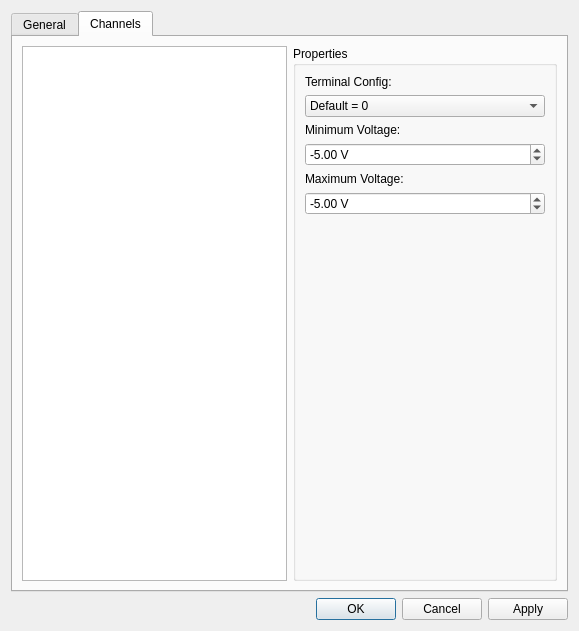
Above: niDAQmx/dialogNI-DAQmx.ui from itom-project/plugins before the change. Below: the same form after it.
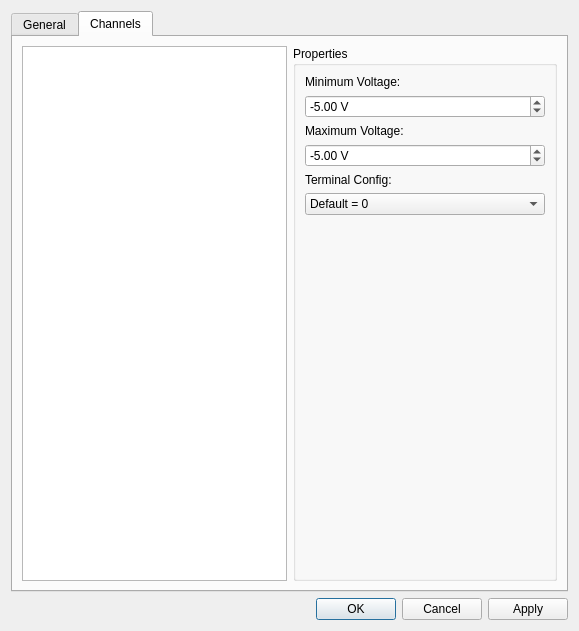
That is the form after the change. The open tabs and pages were chosen to show the change.

Commit message: more work on nidaqmx configuration dialog

Diff of the .ui file:
```diff
--- a/niDAQmx/dialogNI-DAQmx.ui
+++ b/niDAQmx/dialogNI-DAQmx.ui
@@ -359,7 +359,59 @@
          </property>
          <layout class="QVBoxLayout" name="verticalLayout_2">
           <item>
-           <widget class="QLabel" name="label_3">
+           <widget class="QLabel" name="lblMinimumVoltage">
+            <property name="text">
+             <string>Minimum Voltage:</string>
+            </property>
+           </widget>
+          </item>
+          <item>
+           <widget class="QDoubleSpinBox" name="doubleSpinMinimumVoltage">
+            <property name="suffix">
+             <string> V</string>
+            </property>
+            <property name="decimals">
+             <number>2</number>
+            </property>
+            <property name="minimum">
+             <double>-10000.000000000000000</double>
+            </property>
+            <property name="maximum">
+             <double>10000.000000000000000</double>
+            </property>
+            <property name="value">
+             <double>-5.000000000000000</double>
+            </property>
+           </widget>
+          </item>
+          <item>
+           <widget class="QLabel" name="lblMaximumVoltage">
+            <property name="text">
+             <string>Maximum Voltage:</string>
+            </property>
+           </widget>
+          </item>
+          <item>
+           <widget class="QDoubleSpinBox" name="doubleSpinMaximumVoltage">
+            <property name="suffix">
+             <string> V</string>
+            </property>
+            <property name="decimals">
+             <number>2</number>
+            </property>
+            <property name="minimum">
+             <double>-10000.000000000000000</double>
+            </property>
+            <property name="maximum">
+             <double>10000.000000000000000</double>
+            </property>
+            <property name="value">
+             <double>-5.000000000000000</double>
+            </property>
+           </widget>
+          </item>
+          <item>
+           <widget class="QLabel" name="lblTerminalConfig">
             <property name="text">
              <string>Terminal Config:</string>
             </property>
@@ -394,58 +446,6 @@
             </item>
            </widget>
           </item>
-          <item>
-           <widget class="QLabel" name="label_2">
-            <property name="text">
-             <string>Minimum Voltage:</string>
-            </property>
-           </widget>
-          </item>
-          <item>
-           <widget class="QDoubleSpinBox" name="doubleSpinBox">
-            <property name="suffix">
-             <string> V</string>
-            </property>
-            <property name="decimals">
-             <number>2</number>
-            </property>
-            <property name="minimum">
-             <double>-10000.000000000000000</double>
-            </property>
-            <property name="maximum">
-             <double>10000.000000000000000</double>
-            </property>
-            <property name="value">
-             <double>-5.000000000000000</double>
-            </property>
-           </widget>
-          </item>
-          <item>
-           <widget class="QLabel" name="label">
-            <property name="text">
-             <string>Maximum Voltage:</string>
-            </property>
-           </widget>
-          </item>
-          <item>
-           <widget class="QDoubleSpinBox" name="doubleSpinBox_2">
-            <property name="suffix">
-             <string> V</string>
-            </property>
-            <property name="decimals">
-             <number>2</number>
-            </property>
-            <property name="minimum">
-             <double>-10000.000000000000000</double>
-            </property>
-            <property name="maximum">
-             <double>10000.000000000000000</double>
-            </property>
-            <property name="value">
-             <double>-5.000000000000000</double>
-            </property>
-           </widget>
-          </item>
           <item>
            <spacer name="verticalSpacer">
             <property name="orientation">
```
Left out of the diff: 4 changed lines with no effect on the pictures. The commit also changes 4 other files.
